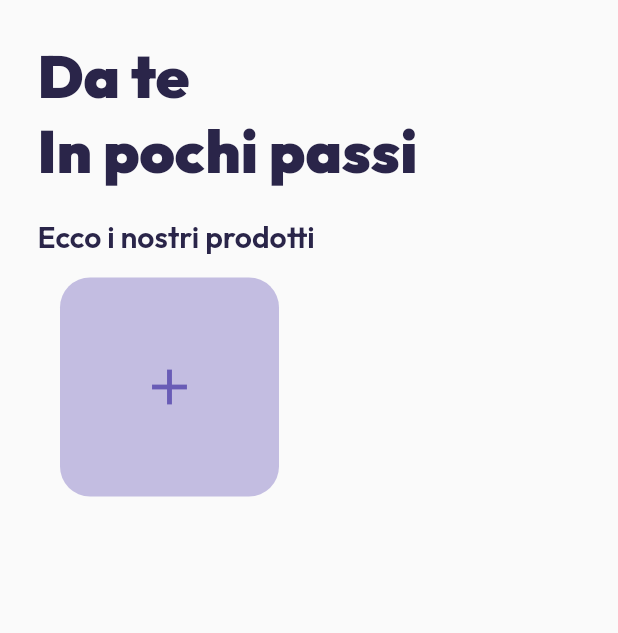
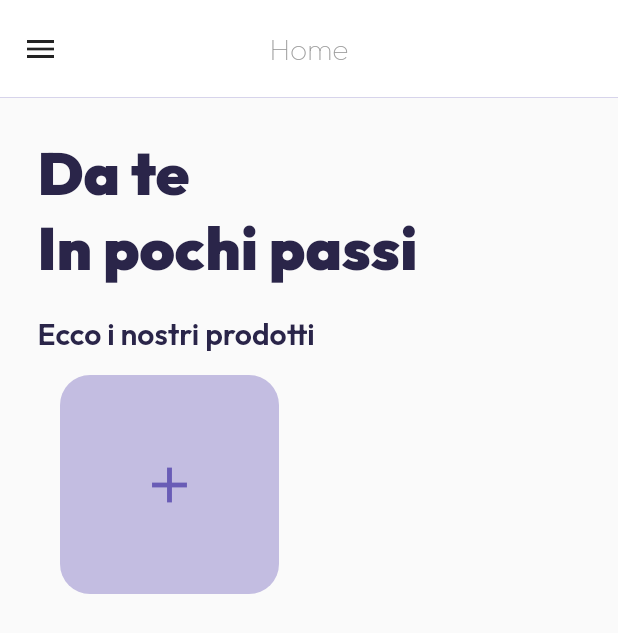
Before and after one commit to NunzioDA/food_delivery_app, a Flutter app: the screen it shows after launch, on a phone screen of 412 x 824 dp. Shown: the top 633 px of the screen. Run offline on Flutter 3.47's test engine with Material 3 defaults, Android fonts, the phone set to English and light mode, and no system bars; our stand-ins replace bloc, cross_file, flutter_bloc, gap, google_fonts; missing offline and left inert: dart:ffi; network calls fail.

Commit message:
Introduzione SideMenu

```diff
--- /dev/null
+++ b/lib/Presentation/Utilities/side_menu.dart
@@ -0,0 +1,432 @@
+import 'dart:ffi';
+import 'dart:math';
+
+import 'package:flutter/material.dart';
+import 'package:gap/gap.dart';
+
+class SideMenuView extends StatefulWidget{
+  static const double _scaleDownPercentage = 0.05;
+
+  final int initialContentIndex;
+  final List<SideMenuGroup> groups;
+  final bool rotate3D;
+
+  const SideMenuView({
+    super.key,
+    this.initialContentIndex = 0,
+    this.rotate3D = true,
+    required this.groups
+  });
+
+  @override
+  State<SideMenuView> createState() => _SideMenuViewState();
+}
+
+class _SideMenuViewState extends State<SideMenuView>
+  with SingleTickerProviderStateMixin{
+
+  double menuLeftPositionOpened = 400;
+
+  SideMenuButton? lastActive;
+
+  late AnimationController _controller;
+  late Animation<double> animation;
+
+  GlobalKey<_ContentVisualizerState> contentKey = GlobalKey();
+
+  void changeState(SideMenuButton? lastActive)
+  {
+    setState(() {
+      this.lastActive = lastActive;
+    });
+  }
+
+  @override
+  void initState() {
+    super.initState();
+
+    // Init content
+    int initialContentIndex = widget.initialContentIndex;
+    changeState(widget.groups.fold<SideMenuButton?>(
+      null,
+      (previousValue, element){
+        SideMenuButton? menuButton = element.buttons.firstWhere(
+          (element) => element.content!=null && initialContentIndex == 0,
+        );
+        initialContentIndex --;
+        return menuButton;
+      }
+    ));
+
+    _controller = AnimationController(
+      vsync: this,
+      duration: const Duration(milliseconds: 100),
+    )..addListener(() {
+      setState(() {});
+    });
+
+    animation = Tween<double>(begin: 0, end: 1).animate(_controller);
+  }
+
+  @override
+  void dispose() {
+    _controller.dispose();
+    super.dispose();
+  }
+
+  @override
+  Widget build(BuildContext context) {
+    menuLeftPositionOpened = MediaQuery.of(context).size.width / 3;
+
+    return WillPopScope(
+      onWillPop: () async {
+        bool isOpened = animation.isCompleted;
+        if(isOpened)
+        {
+          contentKey.currentState?.topBarState.currentState?.menuPressed();
+        }
+        return !isOpened;
+      },
+      child: Scaffold(
+        body: Container(
+          color: Theme.of(context).primaryColorDark,
+          child: SafeArea(
+            child: _SideMenuViewInherited(
+              lastActive: lastActive,
+              content: lastActive?.content ?? Container(),
+              child: Stack(
+                children: [
+                  SideMenu(groups: widget.groups),
+                  Positioned(
+                    left: menuLeftPositionOpened * animation.value,
+                    top: 0,
+                    width: MediaQuery.of(context).size.width,
+                    height: MediaQuery.of(context).size.height-
+                            MediaQuery.of(context).padding.top,
+                    child: Transform.scale(
+                      alignment: Alignment.center,
+                      scale: 1 - SideMenuView._scaleDownPercentage * animation.value,
+                      child: Transform(
+                        transform: Matrix4.identity()
+                        ..setEntry(3, 2, 0.0005)
+                        ..rotateY(widget.rotate3D? pi/5 * animation.value : 0),
+                        alignment: Alignment.center,
+                        child: ContentVisualizer(
+                          key: contentKey,
+                          animation: animation,
+                          onMenuButton: (bool state){
+                            if(state)
+                            {
+                              _controller.forward();
+                            }
+                            else{
+                              _controller.reverse();
+                            }
+                          },
+                        ),
+                      ),
+                    ),
+                  )
+                ],
+              ),
+            )
+          ),
+        ),
+      ),
+    );
+  }
+}
+
+class _SideMenuViewInherited extends InheritedWidget{
+
+  final SideMenuButton? lastActive;
+  final Widget content;
+
+
+  const _SideMenuViewInherited({
+    this.lastActive,
+    required this.content,
+    required super.child
+  });
+
+
+  static _SideMenuViewInherited? maybeOf(BuildContext context) {
+    return context.dependOnInheritedWidgetOfExactType<_SideMenuViewInherited>();
+  }
+
+  static _SideMenuViewInherited of(BuildContext context) {
+    final _SideMenuViewInherited? result = maybeOf(context);
+    assert(result != null, 'No _SideMenuViewInherited found in context');
+    return result!;
+  }
+
+  @override
+  bool updateShouldNotify(covariant InheritedWidget oldWidget) {
+    return true;
+  }
+
+}
+
+class SideMenu extends StatelessWidget{
+
+  final List<SideMenuGroup> groups;
+
+  const SideMenu({
+    super.key,
+    required this.groups
+  });
+
+  @override
+  Widget build(BuildContext context) {
+    return Container(
+      color: Theme.of(context).primaryColor,
+      child: Align(
+        alignment: Alignment.topLeft,
+        child: Padding(
+          padding: const EdgeInsets.only(top: 70),
+          child: Column(
+            crossAxisAlignment: CrossAxisAlignment.start,
+            mainAxisSize: MainAxisSize.min,
+            children: groups,
+          ),
+        ),
+      ),
+    );
+  }
+
+}
+
+class SideMenuGroup extends StatelessWidget
+{
+  final String title;
+  final List<SideMenuButton> buttons;
+
+  const SideMenuGroup({
+    super.key,
+    required this.title,
+    required this.buttons
+  });
+
+  @override
+  Widget build(BuildContext context) {
+    return Column(
+      crossAxisAlignment: CrossAxisAlignment.start,
+      mainAxisSize: MainAxisSize.min,
+      children: [
+        Padding(
+          padding: const EdgeInsets.only(left: 10.0, top: 10),
+          child: Text(
+            title,
+            style: Theme.of(context).textTheme.bodySmall!.copyWith(
+              color: Theme.of(context).colorScheme.onPrimary,
+              fontWeight: FontWeight.w600
+            ),
+          ),
+        ),
+        ...buttons.map((e) => _SideMenuButton(
+            button: e,
+          )
+        ),
+        Divider(
+          height: 10,
+          thickness: 0.5,
+          indent: 0,
+          endIndent: 0,
+          color: Theme.of(context).colorScheme.onPrimary,
+        ),
+      ],
+    );
+  }
+}
+
+class SideMenuButton{
+  final String name;
+  final Widget icon;
+  final Widget? content;
+  final VoidCallback? onPressed;
+
+  SideMenuButton({
+    required this.name,
+    required this.icon,
+    this.content,
+    this.onPressed
+  });
+}
+
+
+class _SideMenuButton extends StatefulWidget{
+  final SideMenuButton button;
+
+  const _SideMenuButton({
+    required this.button
+  });
+
+  @override
+  State<_SideMenuButton> createState() => _SideMenuButtonState();
+}
+
+class _SideMenuButtonState extends State<_SideMenuButton> {
+
+  bool _isActive = false;
+
+
+  @override
+  void initState() {
+    super.initState();
+  }
+
+  @override
+  Widget build(BuildContext context) {
+    _isActive = _SideMenuViewInherited.of(context).lastActive == widget.button;
+
+    return Material(
+      color: !_isActive? Colors.transparent : Theme.of(context).primaryColorLight,
+      child: InkWell(
+        onTap: (){
+          if(widget.button.content!=null)
+          {
+            context
+            .findAncestorStateOfType<_SideMenuViewState>()
+            !.changeState(widget.button);
+          }
+
+          widget.button.onPressed?.call();
+        },
+        child: Padding(
+          padding: const EdgeInsets.only(left: 10),
+          child: SizedBox(
+            height: 50,
+            child: Row(
+              children: [
+                widget.button.icon,
+                const Gap(10),
+                Text(
+                  widget.button.name,
+                  style: Theme.of(context).textTheme.bodyMedium!.copyWith(
+                    color: Theme.of(context).colorScheme.onPrimary
+                  ),
+                )
+              ],
+            ),
+          ),
+        ),
+      ),
+    );
+  }
+}
+
+
+class ContentVisualizer extends StatefulWidget{
+
+  final Animation<double> animation;
+  final void Function(bool state) onMenuButton;
+
+  const ContentVisualizer({
+    super.key,
+    required this.animation,
+    required this.onMenuButton
+  });
+
+  @override
+  State<ContentVisualizer> createState() => _ContentVisualizerState();
+}
+
+class _ContentVisualizerState extends State<ContentVisualizer> {
+  GlobalKey<_ContentVisualizerTopBarState> topBarState = GlobalKey();
+
+  @override
+  void initState() {
+    widget.animation.addListener(() {
+      setState(() {});
+    });
+    super.initState();
+  }
+
+  @override
+  Widget build(BuildContext context) {
+    return Container(
+      clipBehavior: Clip.hardEdge,
+      decoration: BoxDecoration(
+        borderRadius: BorderRadius.circular(10 * widget.animation.value)
+      ),
+      child: Stack(
+        children: [
+          Column(
+            children: [
+              ContentVisualizerTopBar(
+                key: topBarState,
+                onMenuButton: (bool state){
+                  widget.onMenuButton(state);
+                },
+              ),
+              Expanded(
+                child: _SideMenuViewInherited.of(context).content,
+              )
+            ],
+          ),
+          if(topBarState.currentState?.menuOpened ?? false)
+          GestureDetector(
+            onTap: () {
+              topBarState.currentState?.menuPressed();
+            },
+            child: Container(color: Colors.black.withAlpha(1)),
+          )
+        ],
+      ),
+    );
+  }
+}
+
+class ContentVisualizerTopBar extends StatefulWidget{
+  static const double barHeight = 65;
+
+  final void Function(bool state) onMenuButton;
+  const ContentVisualizerTopBar({
+    super.key,
+    required this.onMenuButton
+  });
+
+  @override
+  State<ContentVisualizerTopBar> createState() => _ContentVisualizerTopBarState();
+}
+
+class _ContentVisualizerTopBarState extends State<ContentVisualizerTopBar> {
+
+  bool menuOpened = false;
+
+  void menuPressed()
+  {
+    menuOpened = !menuOpened;
+    widget.onMenuButton.call(menuOpened);
+  }
+
+  @override
+  Widget build(BuildContext context) {
+    String? title = _SideMenuViewInherited.of(context).lastActive?.name;
+
+    return Container(
+      height: ContentVisualizerTopBar.barHeight,
+      color: Theme.of(context).dialogBackgroundColor,
+      child: Padding(
+        padding: const EdgeInsets.all(15.0),
+        child: Row(
+          mainAxisSize: MainAxisSize.max,
+          mainAxisAlignment: MainAxisAlignment.spaceBetween,
+          children: [
+            GestureDetector(
+              onTap: () {
+                menuPressed();
+              },
+              child: Icon(Icons.menu),
+            ),
+            Text(
+              title ?? "Vuoto",
+              style: Theme.of(context).textTheme.headlineMedium,
+            ),
+            Icon(Icons.menu, color: Colors.transparent,),
+          ],
+        ),
+      ),
+    );
+  }
+}
--- a/lib/main.dart
+++ b/lib/main.dart
@@ -1,5 +1,6 @@
 import 'package:flutter/material.dart';
 import 'package:food_delivery_app/Presentation/Pages/home_page.dart';
+import 'package:food_delivery_app/Presentation/Utilities/side_menu.dart';
 import 'package:food_delivery_app/Presentation/Utilities/ui_utilities.dart';
 import 'package:google_fonts/google_fonts.dart';
 
@@ -29,6 +30,7 @@ class MyApp extends StatelessWidget {
         ),
         primaryColor: Palette.primary,
         primaryColorLight: Palette.primary.shade100,
+        primaryColorDark: Palette.primary.shade800,
         colorScheme: ColorScheme.fromSeed(
           seedColor: Palette.primary,
           primary: Palette.primary,
@@ -57,10 +59,36 @@ class MyApp extends StatelessWidget {
             fontWeight: FontWeight.w200,
             color: Colors.grey
           ),
+          headlineMedium: textTheme.bodyMedium!.copyWith(
+            fontSize: 20,
+            fontWeight: FontWeight.w100,
+            color: Colors.grey
+          ),
         ),
         useMaterial3: false,
       ),
-      home: const MyHomePage(),
+      home: SideMenuView(
+        rotate3D: false,
+        groups: [
+          SideMenuGroup(
+            title: "Navigazione",
+            buttons: [
+              SideMenuButton(
+                icon: Icon(Icons.home),
+                name: "Home",
+                content: MyHomePage()
+              ),
+              SideMenuButton(
+                icon: Icon(Icons.more),
+                name: "More",
+                onPressed: (){
+                  print("More");
+                }
+              )
+            ]
+          )
+        ]
+      ),
     );
   }
 }
```
